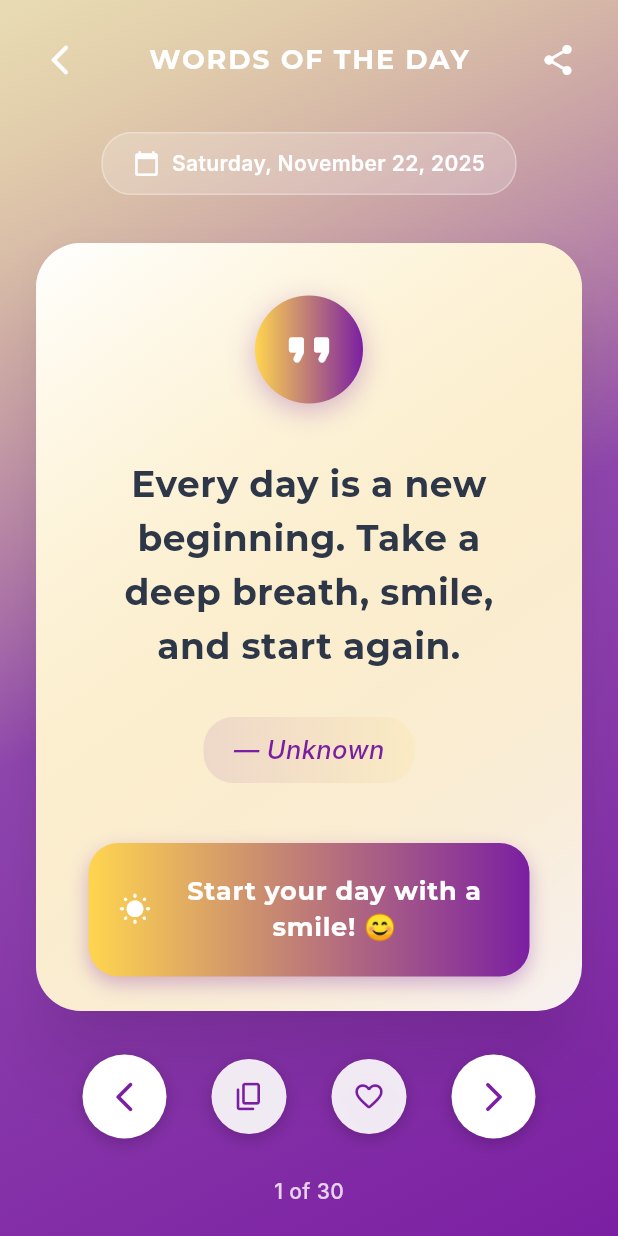
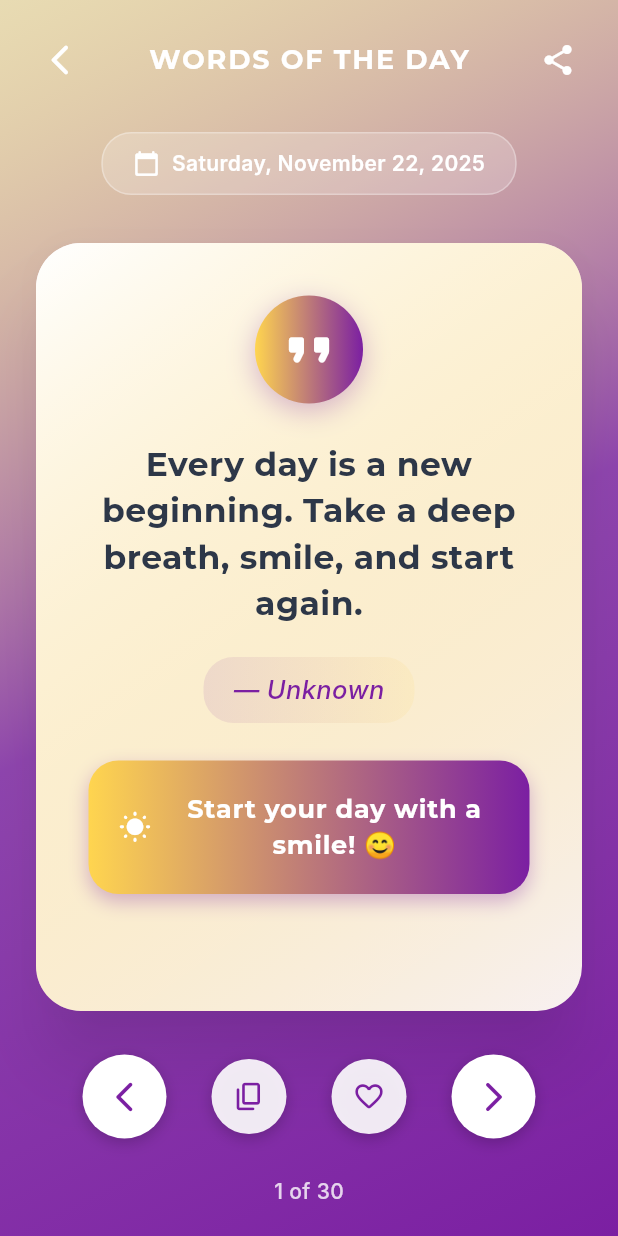
Before and after one commit to santiagomarc/silvercare, a Flutter app: the WordOfTheDayScreen screen opened directly, on a phone screen of 412 x 824 dp. Run offline on Flutter 3.47's test engine with Material 3 defaults, Android fonts, the phone set to English and light mode, and no system bars; our stand-ins replace cloud_firestore, firebase_auth, firebase_core, fl_chart, flutter_local_notifications, flutter_svg and 8 more; missing offline and left inert: flutter_ringtone_player; accounts and stored records are empty; Roboto replaces fonts that are missing (Inter); project files that could hold a hidden picture were left out.

Commit message:
Fix pixel overflow in Word of the Day

```diff
--- a/lib/screens/breathing_exercise_screen.dart
+++ b/lib/screens/breathing_exercise_screen.dart
@@ -130,6 +130,7 @@ class _BreathingExerciseScreenState extends State<BreathingExerciseScreen>
         centerTitle: true,
       ),
       body: SafeArea(
+        child: SingleChildScrollView(
           child: Padding(
             padding: const EdgeInsets.all(20.0),
             child: Column(
@@ -169,7 +170,8 @@ class _BreathingExerciseScreenState extends State<BreathingExerciseScreen>
               const SizedBox(height: 8),
 
               // Animated circle
-              Expanded(
+              SizedBox(
+                height: 350,
                 child: Center(
                   child: AnimatedBuilder(
                     animation: _sizeAnim,
@@ -299,6 +301,7 @@ class _BreathingExerciseScreenState extends State<BreathingExerciseScreen>
             ),
           ),
         ),
+      ),
     );
   }
 }
--- a/lib/screens/word_of_the_day_screen.dart
+++ b/lib/screens/word_of_the_day_screen.dart
@@ -343,10 +343,11 @@ class _WordOfTheDayScreenState extends State<WordOfTheDayScreen> with SingleTick
                               ],
                             ),
                           ),
-                          padding: const EdgeInsets.all(35),
-                          child: Column(
-                            mainAxisAlignment: MainAxisAlignment.center,
-                            children: [
+                          child: SingleChildScrollView(
+                            padding: const EdgeInsets.all(35),
+                            child: Column(
+                              mainAxisSize: MainAxisSize.min,
+                              children: [
                               // Decorative Quote Icon
                               Container(
                                 padding: const EdgeInsets.all(16),
@@ -370,23 +371,25 @@ class _WordOfTheDayScreenState extends State<WordOfTheDayScreen> with SingleTick
                                 ),
                               ),
 
-                              const SizedBox(height: 35),
+                              const SizedBox(height: 25),
 
                               // Quote Text
                               Text(
                                 quote['quote']!,
                                 textAlign: TextAlign.center,
+                                softWrap: true,
+                                overflow: TextOverflow.visible,
                                 style: TextStyle(
-                                  fontSize: screenWidth < 360 ? 20 : 24,
+                                  fontSize: screenWidth < 360 ? 18 : 22,
                                   fontFamily: 'Montserrat',
                                   fontWeight: FontWeight.w600,
                                   color: _textPrimary,
-                                  height: 1.5,
+                                  height: 1.4,
                                   letterSpacing: 0.3,
                                 ),
                               ),
 
-                              const SizedBox(height: 30),
+                              const SizedBox(height: 20),
 
                               // Author
                               Container(
@@ -412,7 +415,7 @@ class _WordOfTheDayScreenState extends State<WordOfTheDayScreen> with SingleTick
                                 ),
                               ),
 
-                              const SizedBox(height: 40),
+                              const SizedBox(height: 25),
 
                               // Action Call
                               Container(
@@ -432,6 +435,7 @@ class _WordOfTheDayScreenState extends State<WordOfTheDayScreen> with SingleTick
                                 ),
                                 child: Row(
                                   mainAxisSize: MainAxisSize.min,
+                                  mainAxisAlignment: MainAxisAlignment.center,
                                   children: [
                                     const Icon(Icons.wb_sunny_rounded, color: Colors.white, size: 22),
                                     const SizedBox(width: 12),
@@ -452,6 +456,7 @@ class _WordOfTheDayScreenState extends State<WordOfTheDayScreen> with SingleTick
                                 ),
                               ),
                             ],
+                          ),
                           ),
                         ),
                       ),
```
Lines whose indentation alone changed are shown as unchanged.
